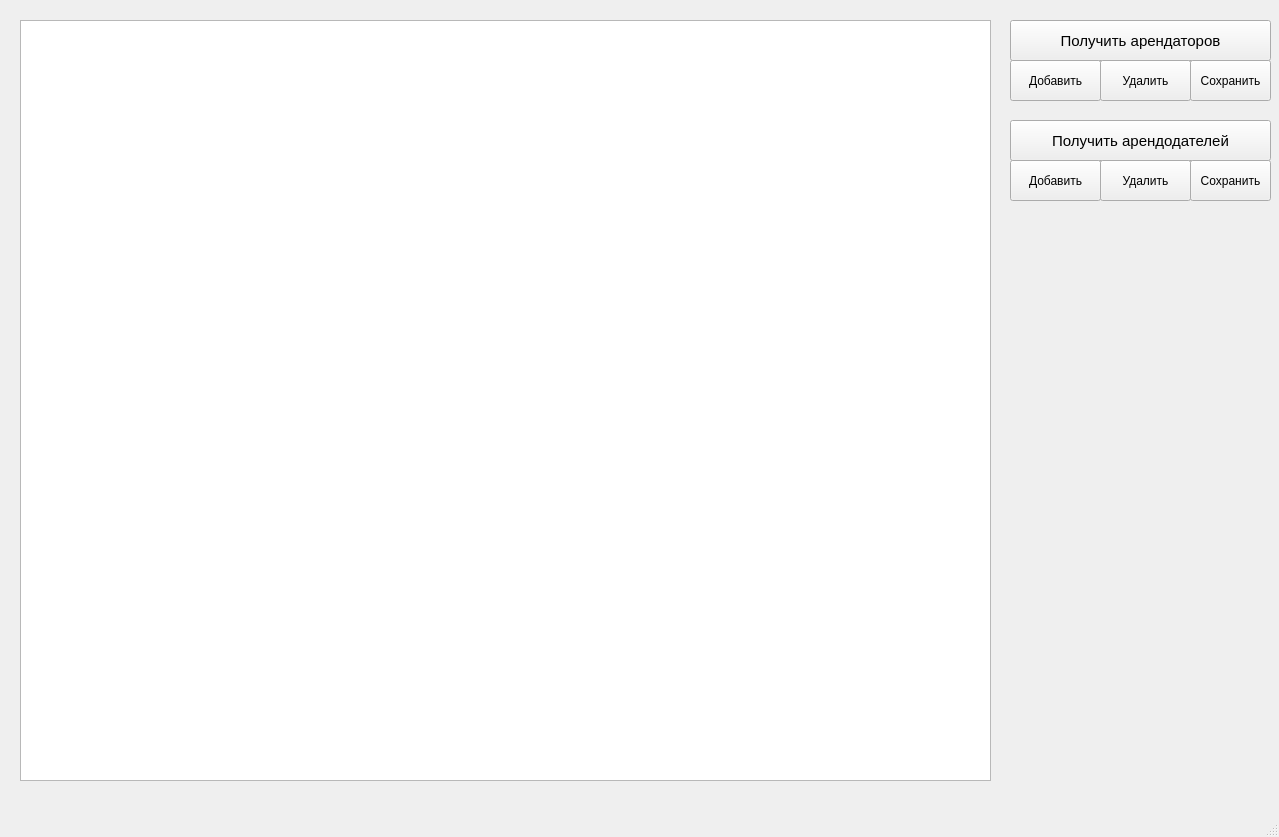
Qt form src/admin_panel/design.ui (ilyasssklimov/bmstu_CourseProjectDB) before a commit.
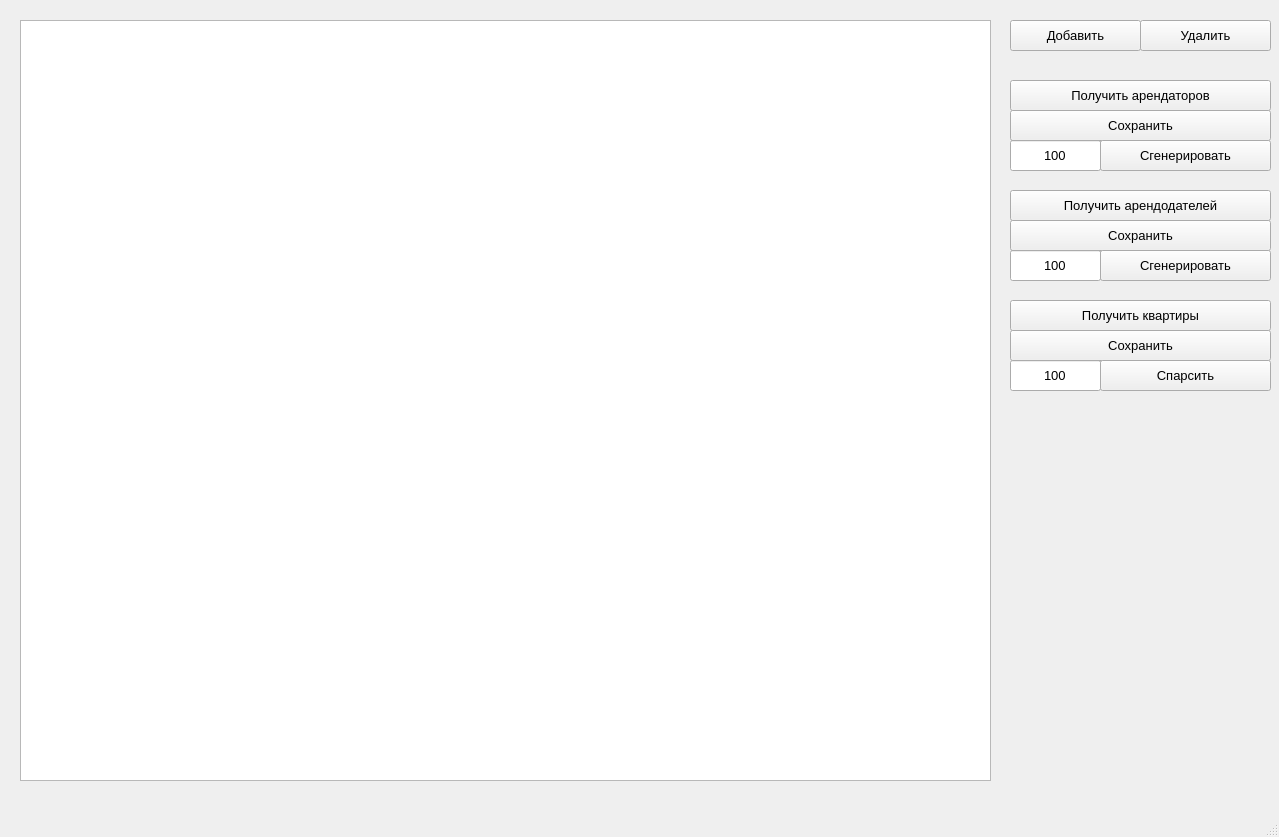
The same form after that commit.

Commit message: add flat interface to admin panel && parse entities

```diff
--- a/src/admin_panel/design.ui
+++ b/src/admin_panel/design.ui
@@ -18,14 +18,14 @@
     <property name="geometry">
      <rect>
       <x>1010</x>
-      <y>20</y>
+      <y>80</y>
       <width>261</width>
-      <height>41</height>
+      <height>31</height>
      </rect>
     </property>
     <property name="font">
      <font>
-      <pointsize>11</pointsize>
+      <pointsize>10</pointsize>
      </font>
     </property>
     <property name="text">
@@ -36,14 +36,14 @@
     <property name="geometry">
      <rect>
       <x>1010</x>
-      <y>60</y>
-      <width>91</width>
-      <height>41</height>
+      <y>20</y>
+      <width>131</width>
+      <height>31</height>
      </rect>
     </property>
     <property name="font">
      <font>
-      <pointsize>9</pointsize>
+      <pointsize>10</pointsize>
      </font>
     </property>
     <property name="text">
@@ -53,15 +53,15 @@
    <widget class="QPushButton" name="tenantDelBtn">
     <property name="geometry">
      <rect>
-      <x>1100</x>
-      <y>60</y>
-      <width>91</width>
-      <height>41</height>
+      <x>1140</x>
+      <y>20</y>
+      <width>131</width>
+      <height>31</height>
      </rect>
     </property>
     <property name="font">
      <font>
-      <pointsize>9</pointsize>
+      <pointsize>10</pointsize>
      </font>
     </property>
     <property name="text">
@@ -71,15 +71,15 @@
    <widget class="QPushButton" name="tenantSavBtn">
     <property name="geometry">
      <rect>
-      <x>1190</x>
-      <y>60</y>
-      <width>81</width>
-      <height>41</height>
+      <x>1010</x>
+      <y>110</y>
+      <width>261</width>
+      <height>31</height>
      </rect>
     </property>
     <property name="font">
      <font>
-      <pointsize>9</pointsize>
+      <pointsize>10</pointsize>
      </font>
     </property>
     <property name="text">
@@ -100,14 +100,14 @@
     <property name="geometry">
      <rect>
       <x>1010</x>
-      <y>120</y>
+      <y>190</y>
       <width>261</width>
-      <height>41</height>
+      <height>31</height>
      </rect>
     </property>
     <property name="font">
      <font>
-      <pointsize>11</pointsize>
+      <pointsize>10</pointsize>
      </font>
     </property>
     <property name="text">
@@ -117,15 +117,15 @@
    <widget class="QPushButton" name="landlordSavBtn">
     <property name="geometry">
      <rect>
-      <x>1190</x>
-      <y>160</y>
-      <width>81</width>
-      <height>41</height>
+      <x>1010</x>
+      <y>220</y>
+      <width>261</width>
+      <height>31</height>
      </rect>
     </property>
     <property name="font">
      <font>
-      <pointsize>9</pointsize>
+      <pointsize>10</pointsize>
      </font>
     </property>
     <property name="text">
@@ -136,36 +136,153 @@
     <property name="geometry">
      <rect>
       <x>1100</x>
-      <y>160</y>
+      <y>140</y>
+      <width>171</width>
+      <height>31</height>
+     </rect>
+    </property>
+    <property name="font">
+     <font>
+      <pointsize>10</pointsize>
+     </font>
+    </property>
+    <property name="text">
+     <string>Сгенерировать</string>
+    </property>
+   </widget>
+   <widget class="QPushButton" name="landlordGenBtn">
+    <property name="geometry">
+     <rect>
+      <x>1100</x>
+      <y>250</y>
+      <width>171</width>
+      <height>31</height>
+     </rect>
+    </property>
+    <property name="font">
+     <font>
+      <pointsize>10</pointsize>
+     </font>
+    </property>
+    <property name="text">
+     <string>Сгенерировать</string>
+    </property>
+   </widget>
+   <widget class="QLineEdit" name="tenantLinEdit">
+    <property name="geometry">
+     <rect>
+      <x>1010</x>
+      <y>140</y>
       <width>91</width>
-      <height>41</height>
+      <height>31</height>
      </rect>
     </property>
     <property name="font">
      <font>
-      <pointsize>9</pointsize>
+      <pointsize>10</pointsize>
      </font>
     </property>
     <property name="text">
-     <string>Удалить</string>
+     <string>100</string>
     </property>
+    <property name="alignment">
+     <set>Qt::AlignCenter</set>
+    </property>
    </widget>
-   <widget class="QPushButton" name="landlordAddBtn">
+   <widget class="QLineEdit" name="landlordLinEdit">
     <property name="geometry">
      <rect>
       <x>1010</x>
-      <y>160</y>
+      <y>250</y>
       <width>91</width>
-      <height>41</height>
+      <height>31</height>
      </rect>
     </property>
     <property name="font">
      <font>
-      <pointsize>9</pointsize>
+      <pointsize>10</pointsize>
      </font>
     </property>
     <property name="text">
-     <string>Добавить</string>
+     <string>100</string>
+    </property>
+    <property name="alignment">
+     <set>Qt::AlignCenter</set>
+    </property>
+   </widget>
+   <widget class="QLineEdit" name="flatLinEdit">
+    <property name="geometry">
+     <rect>
+      <x>1010</x>
+      <y>360</y>
+      <width>91</width>
+      <height>31</height>
+     </rect>
+    </property>
+    <property name="font">
+     <font>
+      <pointsize>10</pointsize>
+     </font>
+    </property>
+    <property name="text">
+     <string>100</string>
+    </property>
+    <property name="alignment">
+     <set>Qt::AlignCenter</set>
+    </property>
+   </widget>
+   <widget class="QPushButton" name="flatGetBtn">
+    <property name="geometry">
+     <rect>
+      <x>1010</x>
+      <y>300</y>
+      <width>261</width>
+      <height>31</height>
+     </rect>
+    </property>
+    <property name="font">
+     <font>
+      <pointsize>10</pointsize>
+     </font>
+    </property>
+    <property name="text">
+     <string>Получить квартиры</string>
+    </property>
+   </widget>
+   <widget class="QPushButton" name="flatSavBtn">
+    <property name="geometry">
+     <rect>
+      <x>1010</x>
+      <y>330</y>
+      <width>261</width>
+      <height>31</height>
+     </rect>
+    </property>
+    <property name="font">
+     <font>
+      <pointsize>10</pointsize>
+     </font>
+    </property>
+    <property name="text">
+     <string>Сохранить</string>
+    </property>
+   </widget>
+   <widget class="QPushButton" name="flatGenBtn">
+    <property name="geometry">
+     <rect>
+      <x>1100</x>
+      <y>360</y>
+      <width>171</width>
+      <height>31</height>
+     </rect>
+    </property>
+    <property name="font">
+     <font>
+      <pointsize>10</pointsize>
+     </font>
+    </property>
+    <property name="text">
+     <string>Спарсить</string>
     </property>
    </widget>
   </widget>
```
Left out of the diff: 6 changed lines with no effect on the pictures. The commit also changes 2 other files.
